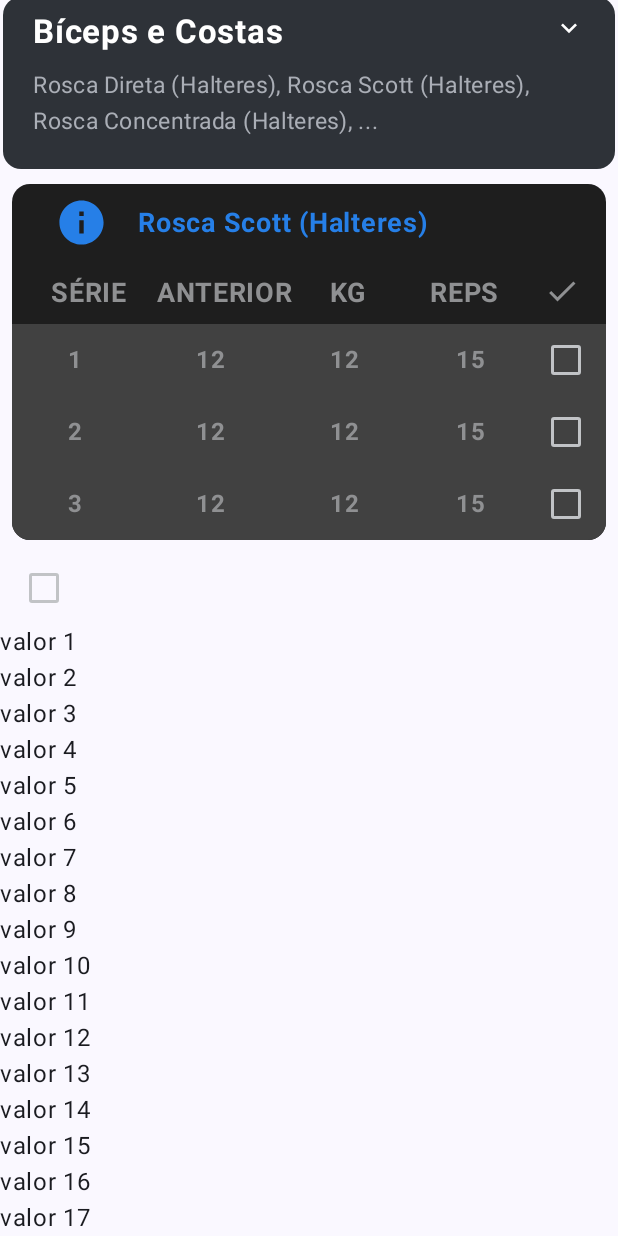
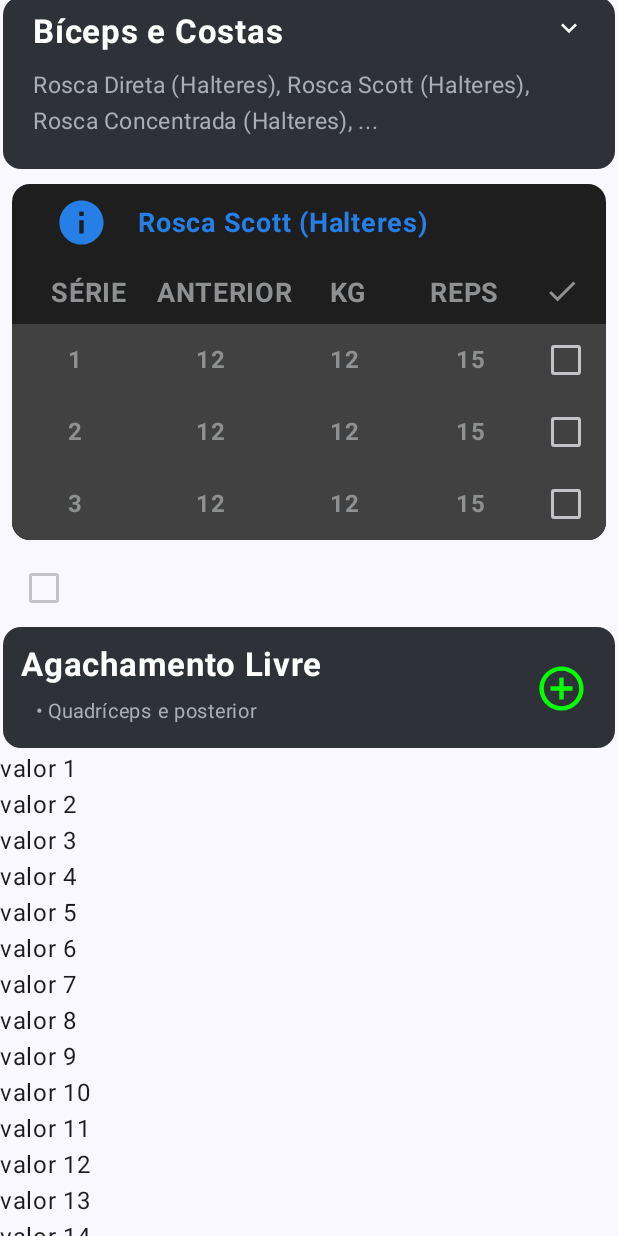
Before and after one commit to ensinho/devMobile-gym, an Android app built with Jetpack Compose: the screen it shows after launch (MainActivity), scrolled down 344 dp, on a phone screen of 412 x 824 dp. Run offline under Robolectric (Android 15) with nearby library versions, the phone set to English and light mode, and no system bars.

Commit message:
Style: Testa o componente CustomExerciseItem

```diff
--- a/app/src/main/java/com/example/devmobile_gym/MainActivity.kt
+++ b/app/src/main/java/com/example/devmobile_gym/MainActivity.kt
@@ -38,6 +38,7 @@ import com.example.components.ui.theme.components.CustomButton
 import com.example.devmobile_gym.ui.theme.DevMobilegymTheme
 import com.example.devmobile_gym.ui.theme.components.CustomCard
 import com.example.devmobile_gym.ui.theme.components.CustomCheckbox
+import com.example.devmobile_gym.ui.theme.components.CustomExerciseItem
 import com.example.devmobile_gym.ui.theme.components.CustomTextField
 import com.example.devmobile_gym.ui.theme.components.ExerciseCard
 import com.example.devmobile_gym.ui.theme.components.ScreenScaffold
@@ -97,6 +98,7 @@ class MainActivity : ComponentActivity() {
 
                             ExerciseCard("Rosca Scott (Halteres)", 3, 12, 15)
                             CustomCheckbox(checked = isChecked, onCheckedChange = { isChecked = it })
+                            CustomExerciseItem("Agachamento Livre", "Quadríceps e posterior")
 
                             for (i in 1..99) {
                                 Text("valor $i")
```
